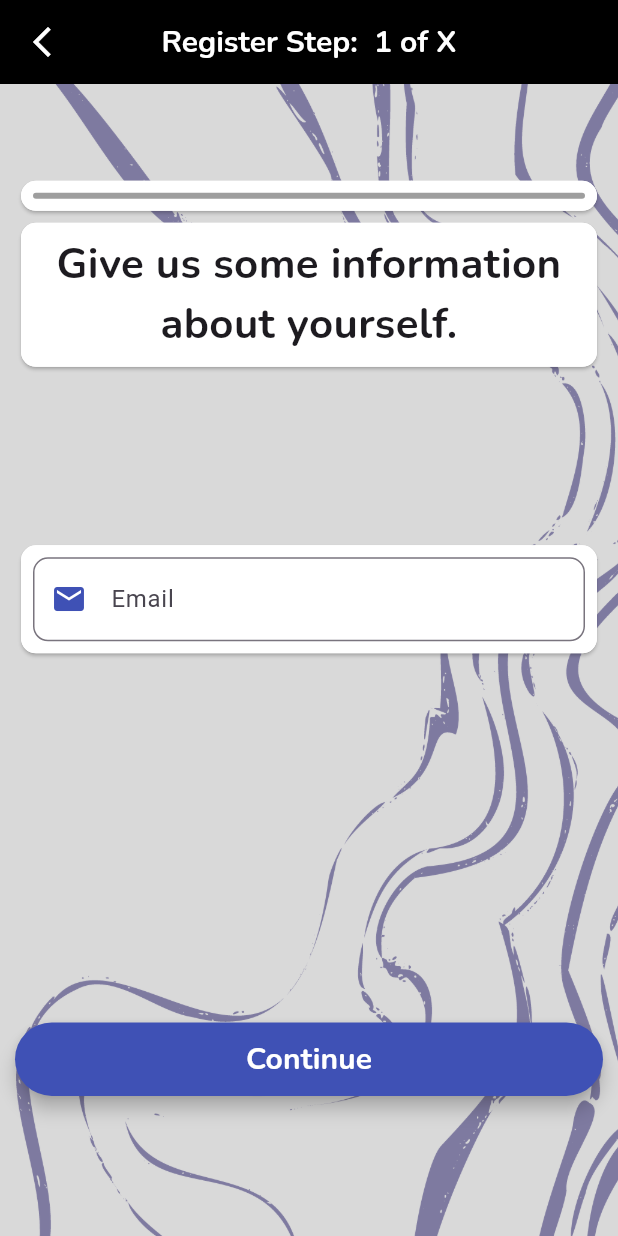
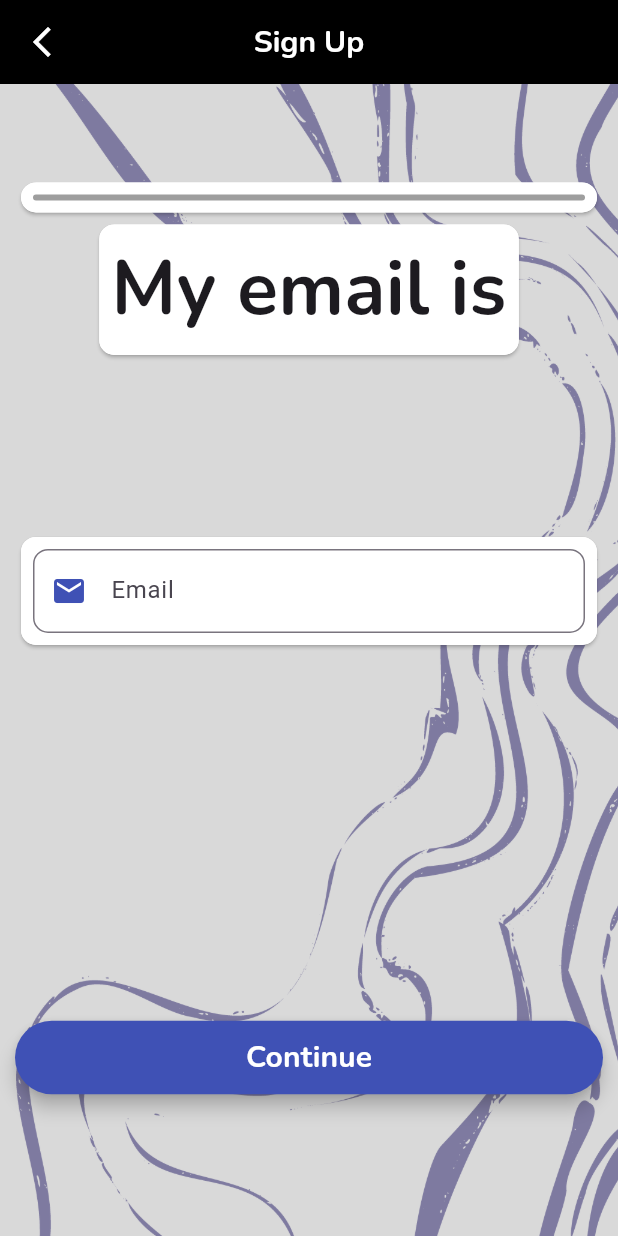
Before and after one commit to TheFelixGomez/helping-nexus, a Flutter app: the RegisterVolunteerScreen screen opened by its route, on a phone screen of 412 x 824 dp. Run offline on Flutter 3.47's test engine with Material 3 defaults, Android fonts, the phone set to English and light mode, and no system bars; our stand-ins replace flutter_card_swiper, flutter_riverpod, flutter_secure_storage, font_awesome_flutter, go_router, google_fonts and 1 more; accounts and stored records are empty.

Commit message:
style(app): adjust app for demo

```diff
--- a/app/lib/ui/auth/register/volunteer/register_volunteer_screen.dart
+++ b/app/lib/ui/auth/register/volunteer/register_volunteer_screen.dart
@@ -30,7 +30,6 @@ class _RegisterVolunteerScreen extends ConsumerState<RegisterVolunteerScreen> {
   final TextEditingController _controllerUserLastName = TextEditingController();
   final TextEditingController _controllerEmail = TextEditingController();
   final TextEditingController _controllerPassword = TextEditingController();
-  final TextEditingController _controllerConfirmPassword = TextEditingController();
   final TextEditingController _controllerBirthday = TextEditingController();
   final TextEditingController _controllerExplication = TextEditingController();
 
@@ -77,7 +76,7 @@ class _RegisterVolunteerScreen extends ConsumerState<RegisterVolunteerScreen> {
           },
         ),
         title: Text(
-          'Register Step:  ${step + 1} of X',
+          'Sign Up',
           style: GoogleFonts.nunito(
             textStyle: const TextStyle(
               fontSize: 20,
@@ -138,16 +137,24 @@ class _RegisterVolunteerScreen extends ConsumerState<RegisterVolunteerScreen> {
                       ),
                       CustomCardWrapper(
                         child: Text(
-                          step == 7
-                              ? 'Finish the registration process. \n\n '
-                              'Our team will review your answers and contact'
-                              ' you to validate the information. \n\n '
-                              ' Thank you for your trust in Helping Nexus'
-                              : 'Give us some information about yourself.',
-
+                          step == 6
+                              ? 'Thank you for your trust in HelpingNex.us'
+                              : step == 0
+                              ? 'My email is'
+                              : step == 1
+                              ? 'My name is'
+                              : step == 2
+                              ? 'My password is'
+                             : step == 3
+                              ? 'My date of birth is!'
+                              : step == 4
+                              ? 'We are almost done!'
+                              : step == 5
+                              ? 'Just a few more steps!'
+                              : 'Welcome to HelpingNex.us! \n\n ',
                           style: GoogleFonts.nunito(
                             textStyle: const TextStyle(
-                              fontSize: 28,
+                              fontSize: 50,
                               fontWeight: FontWeight.bold,
                             ),
                           ),
@@ -262,36 +269,6 @@ class _RegisterVolunteerScreen extends ConsumerState<RegisterVolunteerScreen> {
                                     }
                                     return null;
                                   },
-                                ),
-                              ),
-                              const SizedBox(height: 20.0),
-                              CustomCardWrapper(
-                                child: Column(
-                                  children: [
-                                    TextFormField(
-                                      controller: _controllerConfirmPassword,
-                                      obscureText: true,
-                                      decoration: const InputDecoration(
-                                        labelText: 'Confirm Password',
-                                        hintText: 'Confirm Password',
-                                        prefixIcon: Icon(Icons.password),
-                                        border: OutlineInputBorder(
-                                          borderRadius: BorderRadius.all(
-                                              Radius.circular(10.0)),
-                                        ),
-                                      ),
-                                      validator: (value) {
-                                        if (value == null || value.isEmpty) {
-                                          return 'The Password is required';
-                                        } else
-                                        if (value != _controllerPassword.text) {
-                                          return 'The Passwords do not match';
-                                        } else {
-                                          return null;
-                                        }
-                                      },
-                                    ),
-                                  ],
                                 ),
                               ),
                             ],
@@ -415,7 +392,7 @@ class _RegisterVolunteerScreen extends ConsumerState<RegisterVolunteerScreen> {
                         ),
                         onPressed: () async {
                           if (_formValidator.currentState!.validate()) {
-                            if (step == 7) {
+                            if (step == 6) {
                               Response response = await _usersService.createUser(
                                   email: _controllerEmail.text,
                                   firstName: _controllerUserName.text,
@@ -439,7 +416,7 @@ class _RegisterVolunteerScreen extends ConsumerState<RegisterVolunteerScreen> {
                           }
                         },
                         child: Text(
-                            step == 7 ? 'Finish' : 'Continue',
+                            step == 6 ? 'Finish' : 'Continue',
                             style: GoogleFonts.nunito(
                                 textStyle: const TextStyle(
                                     color: Colors.white,
--- a/app/lib/ui/welcome_screen.dart
+++ b/app/lib/ui/welcome_screen.dart
@@ -47,7 +47,7 @@ class _WelcomeScreenState extends State<WelcomeScreen> {
                     child: Column(
                       children: [
                         Text(
-                          'Your friendly helper, always ready to lend a hand. 🚀 ',
+                          'Matchmaking for Good: Swipe Right for Volunteering!',
                           style: GoogleFonts.nunito(
                             textStyle: const TextStyle(
                               fontSize: 28,
```
